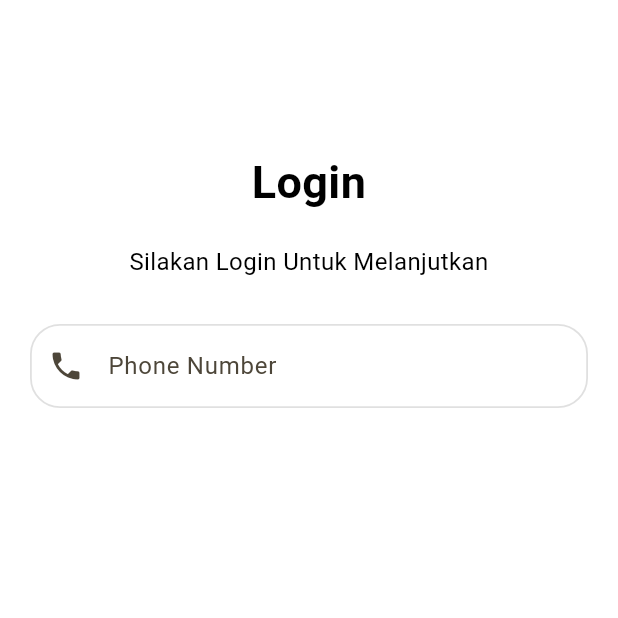
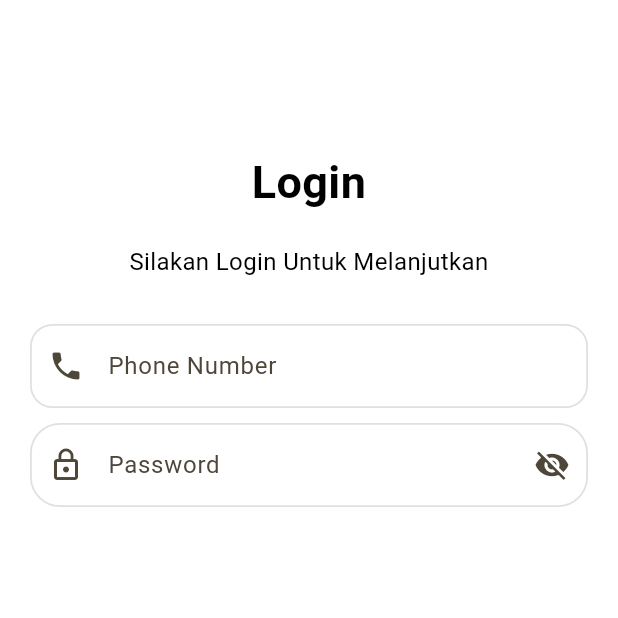
Before and after one commit to annddvaa/KB1179-1123150164-uts, a Flutter app: the Loginscreen screen opened directly, on a phone screen of 412 x 824 dp, the top half of it. Run offline on Flutter 3.47's test engine with Material 3 defaults, Android fonts, the phone set to English and light mode, and no system bars.

Commit message:
menambahkan input password

```diff
--- a/lib/screen/Loginscreen.dart
+++ b/lib/screen/Loginscreen.dart
@@ -29,13 +29,42 @@ class Loginscreen extends StatelessWidget {
                 textAlign: TextAlign.center,
                 style: TextStyle(fontSize: 16, color: Colors.black),
               ),
+              // Input Number
               const SizedBox(height: 30),
               TextField(
-                keyboardType: TextInputType.emailAddress,
+                keyboardType: TextInputType.number,
                 decoration: InputDecoration(
                   labelText: 'Phone Number',
                   hintText: 'Enter Phone Number',
                   prefixIcon: const Icon(Icons.phone),
+                  border: OutlineInputBorder(
+                    borderRadius: const BorderRadius.all(Radius.circular(15)),
+                  ),
+                  enabledBorder: OutlineInputBorder(
+                    borderRadius: BorderRadius.all(Radius.circular(15)),
+                    borderSide: BorderSide(
+                      color: Colors.grey[300]!,
+                      width: 1.2,
+                    ),
+                  ),
+                  focusedBorder: OutlineInputBorder(
+                    borderRadius: BorderRadius.all(Radius.circular(15)),
+                    borderSide: BorderSide(
+                      color: Colors.blue[700]!,
+                      width: 1.8,
+                    ),
+                  ),
+                ),
+              ),
+              // Input Password
+              const SizedBox(height: 10),
+              TextField(
+                obscureText: true,
+                decoration: InputDecoration(
+                  labelText: 'Password',
+                  hintText: 'Masukkan password anda',
+                  prefixIcon: Icon(Icons.lock_outline),
+                  suffixIcon: Icon(Icons.visibility_off),
                   border: OutlineInputBorder(
                     borderRadius: const BorderRadius.all(Radius.circular(20)),
                   ),
@@ -44,6 +73,13 @@ class Loginscreen extends StatelessWidget {
                     borderSide: BorderSide(
                       color: Colors.grey[300]!,
                       width: 1.2,
+                    ),
+                  ),
+                  focusedBorder: OutlineInputBorder(
+                    borderRadius: BorderRadius.all(Radius.circular(20)),
+                    borderSide: BorderSide(
+                      color: Colors.blue[700]!,
+                      width: 1.8,
                     ),
                   ),
                 ),
--- a/lib/screen/Splashscreen2.dart
+++ b/lib/screen/Splashscreen2.dart
@@ -87,8 +87,8 @@ class Splashscreen2 extends StatelessWidget {
             Container(
               margin: EdgeInsets.only(left: 50, right: 50),
               child: SizedBox(
-                width: double.infinity, // 👉 Biar lebarnya penuh
-                height: 40, // opsional, biar konsisten tinggi
+                width: double.infinity,
+                height: 40,
                 child: ElevatedButton(
                   onPressed: () {
                     Navigator.push(
--- a/lib/screen/Splashscreen3.dart
+++ b/lib/screen/Splashscreen3.dart
@@ -87,8 +87,8 @@ class Splashscreen3 extends StatelessWidget {
             Container(
               margin: EdgeInsets.only(left: 50, right: 50),
               child: SizedBox(
-                width: double.infinity, // 👉 Biar lebarnya penuh
-                height: 40, // opsional, biar konsisten tinggi
+                width: double.infinity,
+                height: 40,
                 child: ElevatedButton(
                   onPressed: () {
                     Navigator.push(
@@ -100,7 +100,7 @@ class Splashscreen3 extends StatelessWidget {
                     backgroundColor: Color.fromARGB(255, 255, 255, 255),
                   ),
                   child: Text(
-                    "Continue",
+                    "Get Started",
                     style: TextStyle(
                       fontSize: 18,
                       fontWeight: FontWeight.bold,
```
Also changed, not shown: lib/screen/Splashscreen1.dart (+4 -4 lines).
